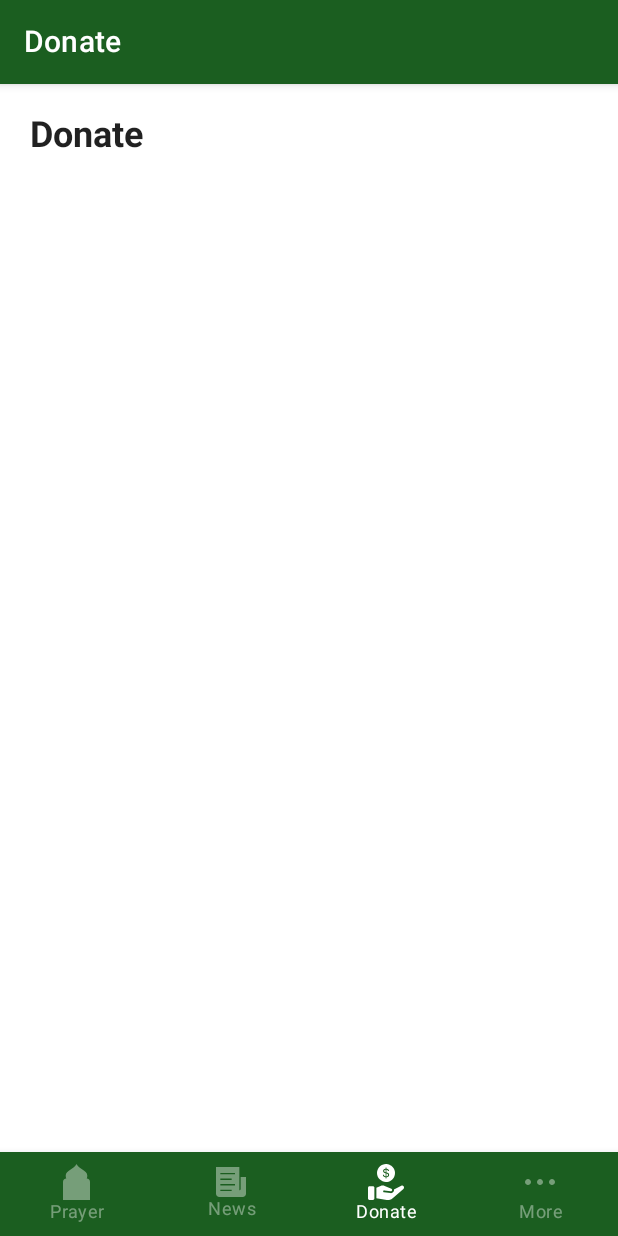
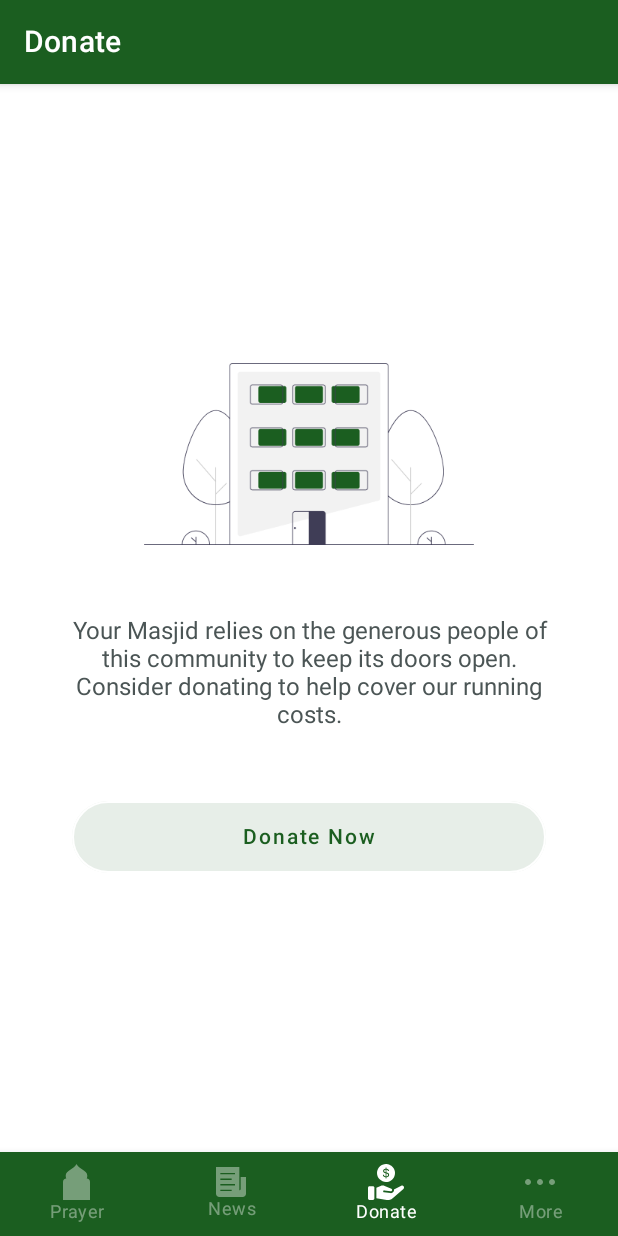
Before and after one commit to raleighmasjid/iar-android, an Android app built with Jetpack Compose: the donate screen opened through its navigation route, on a phone screen of 412 x 824 dp. Run offline under Robolectric (Android 15) with nearby library versions, the phone set to English and light mode, and no system bars; our stand-ins replace Dagger/Hilt's generated code, accompanist.

Commit message:
add graphic for donate screen

```diff
--- a/app/src/main/java/org/raleighmasjid/iar/MainActivity.kt
+++ b/app/src/main/java/org/raleighmasjid/iar/MainActivity.kt
@@ -32,12 +32,12 @@ import org.raleighmasjid.iar.viewModel.PrayerTimesViewModel
 
 val LocalNavController = compositionLocalOf<NavHostController> { error("missing") }
 
-@ExperimentalAnimationApi
 @AndroidEntryPoint
 class MainActivity : ComponentActivity() {
     private val prayerTimesViewModel: PrayerTimesViewModel by viewModels()
     private val newsViewModel: NewsViewModel by viewModels()
 
+    @OptIn(ExperimentalAnimationApi::class)
     override fun onCreate(savedInstanceState: Bundle?) {
         super.onCreate(savedInstanceState)
 
--- a/app/src/main/java/org/raleighmasjid/iar/composable/donate/DonateScreen.kt
+++ b/app/src/main/java/org/raleighmasjid/iar/composable/donate/DonateScreen.kt
@@ -1,23 +1,61 @@
 package org.raleighmasjid.iar.composable
 
-import androidx.compose.foundation.layout.Column
-import androidx.compose.foundation.layout.padding
+import androidx.compose.foundation.BorderStroke
+import androidx.compose.foundation.Image
+import androidx.compose.foundation.layout.*
+import androidx.compose.foundation.shape.RoundedCornerShape
+import androidx.compose.material.ButtonDefaults
+import androidx.compose.material.OutlinedButton
 import androidx.compose.material.Text
 import androidx.compose.runtime.Composable
-import androidx.compose.ui.text.font.FontWeight
+import androidx.compose.ui.Alignment
+import androidx.compose.ui.Modifier
+import androidx.compose.ui.graphics.Color
+import androidx.compose.ui.layout.ContentScale
+import androidx.compose.ui.res.painterResource
+import androidx.compose.ui.text.style.TextAlign
 import androidx.compose.ui.tooling.preview.Preview
 import androidx.compose.ui.unit.dp
 import androidx.compose.ui.unit.sp
+import org.raleighmasjid.iar.R
+import org.raleighmasjid.iar.ui.theme.darkGreen
+import org.raleighmasjid.iar.ui.theme.secondaryTextColor
 
 @Composable
 fun DonateScreen() {
-    Column(modifier = androidx.compose.ui.Modifier.padding(vertical = 20.dp)) {
+    Column(
+        verticalArrangement = Arrangement.Center,
+        horizontalAlignment = Alignment.CenterHorizontally,
+        modifier = Modifier
+            .padding(horizontal = 48.dp)
+            .fillMaxSize()
+    ) {
+        Image(
+            painter = painterResource(id = R.drawable.donate_graphic),
+            contentDescription = null,
+            contentScale = ContentScale.Inside,
+            modifier = Modifier.weight(1f, fill = false)
+        )
         Text(
-            "Donate",
-            fontSize = 24.sp,
-            fontWeight = FontWeight.Bold,
-            modifier = androidx.compose.ui.Modifier.padding(horizontal = 20.dp)
+            "Your Masjid relies on the generous people of this community to keep its doors open. Consider donating to help cover our running costs.",
+            textAlign = TextAlign.Center,
+            color = secondaryTextColor,
+            fontSize = 16.sp,
+            modifier = Modifier.padding(vertical = 48.dp)
         )
+        OutlinedButton(
+            onClick = { /* Do something! */ },
+            colors = ButtonDefaults.textButtonColors(
+                backgroundColor = darkGreen.copy(alpha = 0.1f),
+                contentColor = darkGreen
+            ),
+            border = BorderStroke(1.dp, Color.White),
+            shape = RoundedCornerShape(27.dp),
+            modifier = Modifier.fillMaxWidth()
+        ) {
+            Text("Donate Now",
+                modifier = Modifier.padding(vertical = 8.dp))
+        }
     }
 }
 
```
Also changed, not shown: app/src/main/res/drawable-xhdpi/donate_graphic.png (added), app/src/main/res/drawable-xxhdpi/donate_graphic.png (added), app/src/main/res/drawable/donate_graphic.png (added).
